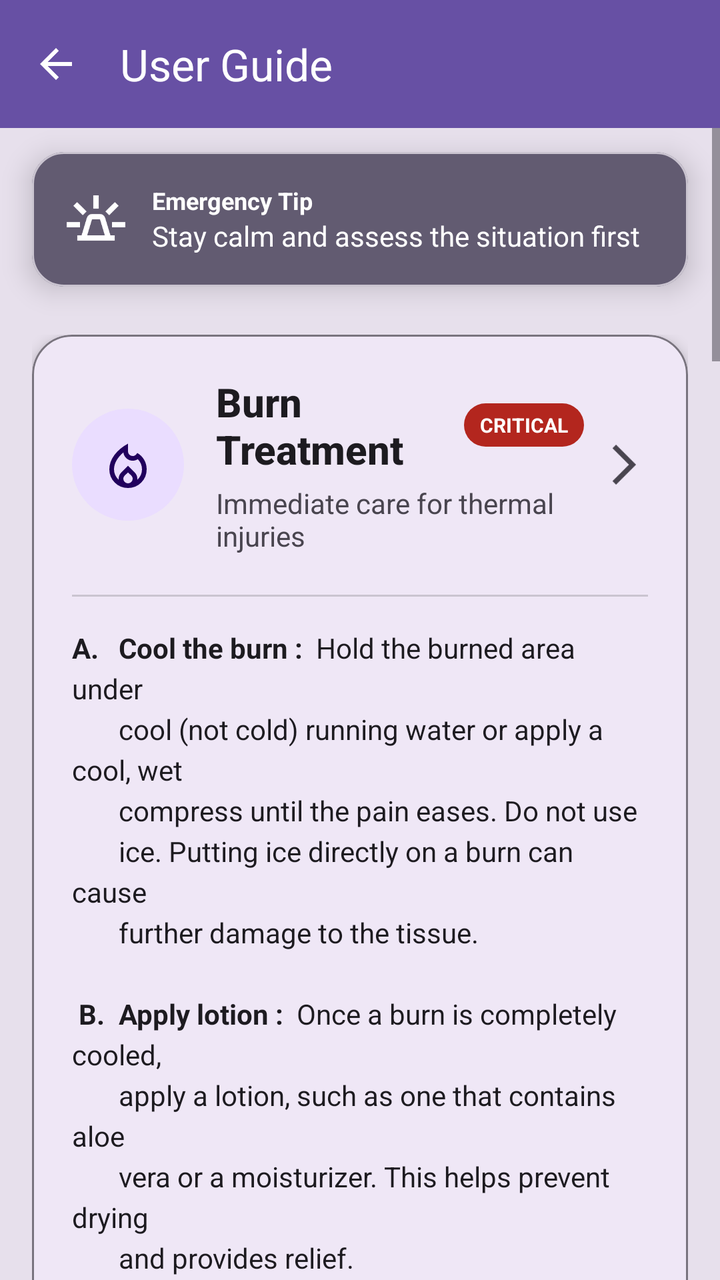
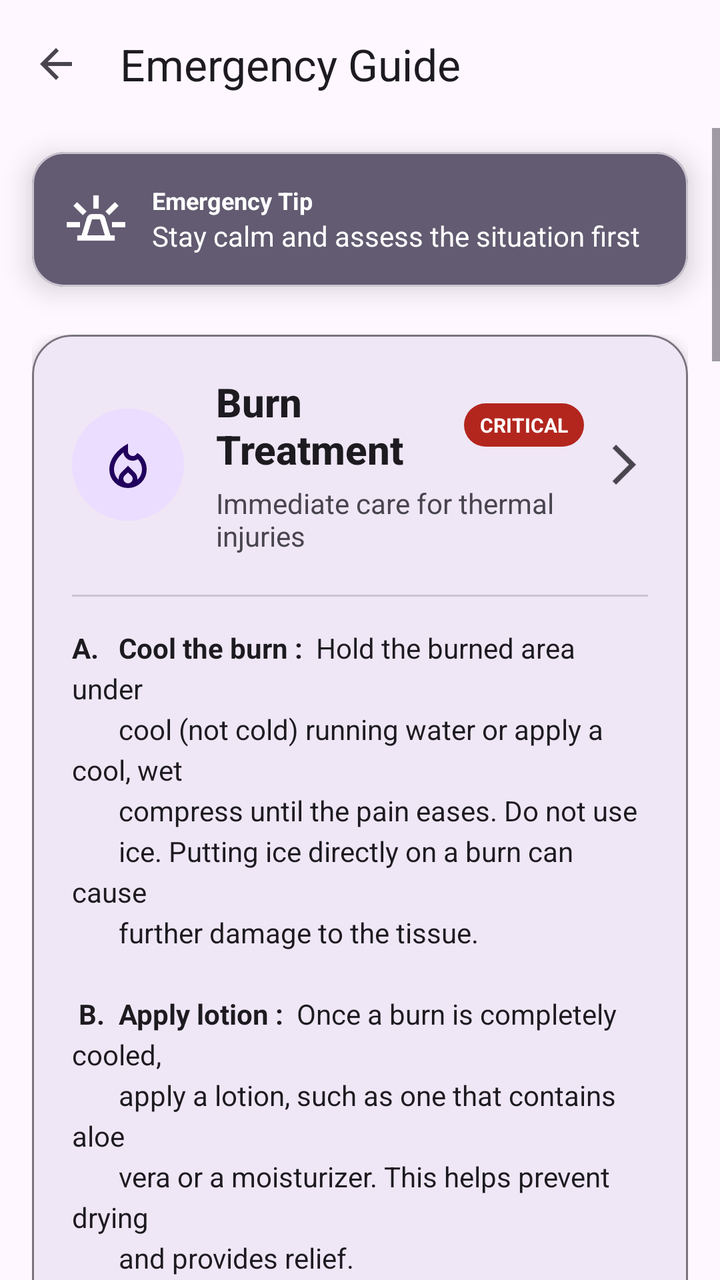

Two renders of the same Android screen: before a commit and after it. Below are the layout's source before the change and the commit's diff.
<!-- AndroidManifest.xml: application theme Theme.SOS -->
<!-- res/layout/activity_guide.xml -->
<?xml version="1.0" encoding="utf-8"?>
<androidx.constraintlayout.widget.ConstraintLayout
    xmlns:android="http://schemas.android.com/apk/res/android"
    xmlns:app="http://schemas.android.com/apk/res-auto"
    xmlns:tools="http://schemas.android.com/tools"
    android:layout_width="match_parent"
    android:layout_height="match_parent"
    tools:context=".Guide">

    
    <com.google.android.material.appbar.AppBarLayout
        android:id="@+id/appBarLayout"
        android:layout_width="match_parent"
        android:layout_height="wrap_content"
        android:elevation="4dp"
        app:elevation="4dp"
        app:layout_constraintEnd_toEndOf="parent"
        app:layout_constraintStart_toStartOf="parent"
        app:layout_constraintTop_toTopOf="parent">

        <com.google.android.material.appbar.MaterialToolbar
            android:id="@+id/toolbar"
            android:layout_width="match_parent"
            android:layout_height="?attr/actionBarSize"
            android:background="?attr/colorPrimary"
            app:navigationIcon="@drawable/arrow_back"
            app:navigationIconTint="?attr/colorOnPrimary"
            app:title="User Guide"
            app:titleTextColor="?attr/colorOnPrimary" />

    </com.google.android.material.appbar.AppBarLayout>

    <ScrollView
        android:layout_width="match_parent"
        android:layout_height="0dp"
        android:background="?attr/colorSurfaceVariant"
        android:fillViewport="true"
        app:layout_constraintEnd_toEndOf="parent"
        app:layout_constraintStart_toStartOf="parent"
        app:layout_constraintBottom_toBottomOf="parent"
        app:layout_constraintTop_toBottomOf="@+id/appBarLayout"
        >

        <LinearLayout
            android:layout_width="match_parent"
            android:layout_height="match_parent"
            android:orientation="vertical"
            android:paddingBottom="24dp">

            
            <com.google.android.material.card.MaterialCardView
                android:layout_width="match_parent"
                android:layout_height="wrap_content"
                android:layout_marginHorizontal="16dp"
                android:layout_marginTop="12dp"
                app:cardBackgroundColor="?attr/colorSecondary"
                app:cardCornerRadius="16dp"
                app:cardElevation="8dp">

                <LinearLayout
                    android:layout_width="match_parent"
                    android:layout_height="wrap_content"
                    android:gravity="center_vertical"
                    android:orientation="horizontal"
                    android:padding="16dp">

                    <ImageView
                        android:layout_width="32dp"
                        android:layout_height="32dp"
                        android:src="@drawable/emergency"
                        app:tint="?attr/colorOnSecondary" />

                    <LinearLayout
                        android:layout_width="0dp"
                        android:layout_height="wrap_content"
                        android:layout_marginStart="12dp"
                        android:layout_weight="1"
                        android:orientation="vertical">

                        <TextView
                            android:layout_width="wrap_content"
                            android:layout_height="wrap_content"
                            android:text="Emergency Tip"
                            android:textColor="?attr/colorOnSecondary"
                            android:textSize="12sp"
                            android:textStyle="bold" />

                        <TextView
                            android:layout_width="wrap_content"
                            android:layout_height="wrap_content"
                            android:text="Stay calm and assess the situation first"
                            android:textColor="?attr/colorOnSecondary"
                            android:textSize="14sp" />

                    </LinearLayout>

                </LinearLayout>

            </com.google.android.material.card.MaterialCardView>

            
            <LinearLayout
                android:layout_width="match_parent"
                android:layout_height="wrap_content"
                android:layout_marginTop="24dp"
                android:orientation="vertical"
                android:paddingHorizontal="16dp">

                
                <com.google.android.material.card.MaterialCardView
                    android:layout_width="match_parent"
                    android:layout_height="wrap_content"
                    android:layout_marginBottom="16dp"
                    app:cardBackgroundColor="?attr/colorSurface"
                    app:cardCornerRadius="20dp"
                    app:cardElevation="4dp"
                    app:strokeColor="?attr/colorOutline"
                    app:strokeWidth="1dp">

                    <LinearLayout
                        android:id="@+id/burnlay"
                        android:layout_width="match_parent"
                        android:layout_height="wrap_content"
                        android:background="?android:attr/selectableItemBackground"
                        android:clickable="true"
                        android:focusable="true"
                        android:orientation="vertical">

                        
                        <LinearLayout
                            android:layout_width="match_parent"
                            android:layout_height="wrap_content"
                            android:gravity="center_vertical"
                            android:orientation="horizontal"
                            android:padding="20dp">

                            <LinearLayout
                                android:layout_width="56dp"
                                android:layout_height="56dp"
                                android:background="@drawable/circle_background"
                                android:backgroundTint="?attr/colorPrimaryContainer"
                                android:gravity="center">

                                <ImageView
                                    android:layout_width="28dp"
                                    android:layout_height="28dp"
                                    android:src="@drawable/local_fire_department"
                                    app:tint="?attr/colorOnPrimaryContainer" />

                            </LinearLayout>

                            <LinearLayout
                                android:layout_width="0dp"
                                android:layout_height="wrap_content"
                                android:layout_marginStart="16dp"
                                android:layout_weight="1"
                                android:orientation="vertical">

                                <LinearLayout
                                    android:layout_width="match_parent"
                                    android:layout_height="wrap_content"
                                    android:gravity="center_vertical"
                                    android:orientation="horizontal">

                                    <TextView
                                        android:layout_width="0dp"
                                        android:layout_height="wrap_content"
                                        android:layout_weight="1"
                                        android:fontFamily="sans-serif-medium"
                                        android:text="Burn Treatment"
                                        android:textColor="?attr/colorOnSurface"
                                        android:textSize="20sp"
                                        android:textStyle="bold" />

                                    <LinearLayout
                                        android:layout_width="wrap_content"
                                        android:layout_height="wrap_content"
                                        android:background="@drawable/pill_background"
                                        android:backgroundTint="?attr/colorError"
                                        android:paddingHorizontal="8dp"
                                        android:paddingVertical="4dp">

                                        <TextView
                                            android:layout_width="wrap_content"
                                            android:layout_height="wrap_content"
                                            android:text="CRITICAL"
                                            android:textColor="?attr/colorOnError"
                                            android:textSize="10sp"
                                            android:textStyle="bold" />

                                    </LinearLayout>

                                </LinearLayout>

                                <TextView
                                    android:layout_width="match_parent"
                                    android:layout_height="wrap_content"
                                    android:layout_marginTop="4dp"
                                    android:text="Immediate care for thermal injuries"
                                    android:textColor="?attr/colorOnSurfaceVariant"
                                    android:textSize="14sp" />

                            </LinearLayout>

                            <ImageView
                                android:layout_width="24dp"
                                android:layout_height="24dp"
                                android:layout_marginStart="8dp"
                                android:src="@drawable/arrow_forward_ios"
                                app:tint="?attr/colorOnSurfaceVariant" />

                        </LinearLayout>

                        
                        <View
                            android:layout_width="match_parent"
                            android:layout_height="1dp"
                            android:layout_marginHorizontal="20dp"
                            android:background="?attr/colorOutlineVariant" />

                        <TextView
                            android:layout_width="match_parent"
                            android:layout_height="wrap_content"
                            android:layout_marginHorizontal="20dp"
                            android:layout_marginTop="16dp"
                            android:layout_marginBottom="20dp"
                            android:lineSpacingExtra="4dp"
                            android:text="@string/burn"
                            android:textColor="?attr/colorOnSurface"
                            android:textSize="14sp" />

                    </LinearLayout>

                </com.google.android.material.card.MaterialCardView>

                
                <com.google.android.material.card.MaterialCardView
                    android:layout_width="match_parent"
                    android:layout_height="wrap_content"
                    android:layout_marginBottom="16dp"
                    app:cardBackgroundColor="?attr/colorSurface"
                    app:cardCornerRadius="20dp"
                    app:cardElevation="4dp"
                    app:strokeColor="?attr/colorOutline"
                    app:strokeWidth="1dp">

                    <LinearLayout
                        android:id="@+id/layout2"
                        android:layout_width="match_parent"
                        android:layout_height="wrap_content"
                        android:background="?android:attr/selectableItemBackground"
                        android:clickable="true"
                        android:focusable="true"
                        android:orientation="vertical">

                        
                        <LinearLayout
                            android:layout_width="match_parent"
                            android:layout_height="wrap_content"
                            android:gravity="center_vertical"
                            android:orientation="horizontal"
                            android:padding="20dp">

                            <LinearLayout
                                android:layout_width="56dp"
                                android:layout_height="56dp"
                                android:background="@drawable/circle_background"
                                android:backgroundTint="?attr/colorTertiaryContainer"
                                android:gravity="center">

                                <ImageView
                                    android:layout_width="28dp"
                                    android:layout_height="28dp"
                                    android:src="@drawable/healing"
                                    app:tint="?attr/colorOnTertiaryContainer" />

                            </LinearLayout>

                            <LinearLayout
                                android:layout_width="0dp"
                                android:layout_height="wrap_content"
                                android:layout_marginStart="16dp"
                                android:layout_weight="1"
                                android:orientation="vertical">

                                <LinearLayout
                                    android:layout_width="match_parent"
                                    android:layout_height="wrap_content"
                                    android:gravity="center_vertical"
                                    android:orientation="horizontal">

                                    <TextView
                                        android:layout_width="0dp"
                                        android:layout_height="wrap_content"
                                        android:layout_weight="1"
                                        android:fontFamily="sans-serif-medium"
                                        android:text="Bone Fracture"
                                        android:textColor="?attr/colorOnSurface"
                                        android:textSize="20sp"
                                        android:textStyle="bold" />

                                    <LinearLayout
                                        android:layout_width="wrap_content"
                                        android:layout_height="wrap_content"
                                        android:background="@drawable/pill_background"
                                        android:backgroundTint="?attr/colorTertiary"
                                        android:paddingHorizontal="8dp"
                                        android:paddingVertical="4dp">

                                        <TextView
                                            android:layout_width="wrap_content"
                                            android:layout_height="wrap_content"
                                            android:text="URGENT"
                                            android:textColor="?attr/colorOnTertiary"
                                            android:textSize="10sp"
                                            android:textStyle="bold" />

                                    </LinearLayout>

                                </LinearLayout>

                                <TextView
                                    android:layout_width="match_parent"
                                    android:layout_height="wrap_content"
                                    android:layout_marginTop="4dp"
                                    android:text="Stabilize and immobilize broken bones"
                                    android:textColor="?attr/colorOnSurfaceVariant"
                                    android:textSize="14sp" />

                            </LinearLayout>

                            <ImageView
                                android:layout_width="24dp"
                                android:layout_height="24dp"
                                android:layout_marginStart="8dp"
                                android:src="@drawable/arrow_forward_ios"
                                app:tint="?attr/colorOnSurfaceVariant" />

                        </LinearLayout>

                        
                        <View
                            android:layout_width="match_parent"
                            android:layout_height="1dp"
                            android:layout_marginHorizontal="20dp"
                            android:background="?attr/colorOutlineVariant" />

                        <TextView
                            android:layout_width="match_parent"
                            android:layout_height="wrap_content"
                            android:layout_marginHorizontal="20dp"
                            android:layout_marginTop="16dp"
                            android:layout_marginBottom="20dp"
                            android:lineSpacingExtra="4dp"
                            android:text="@string/bone"
                            android:textColor="?attr/colorOnSurface"
                            android:textSize="14sp" />

                    </LinearLayout>

                </com.google.android.material.card.MaterialCardView>

                
                <com.google.android.material.card.MaterialCardView
                    android:layout_width="match_parent"
                    android:layout_height="wrap_content"
                    android:layout_marginBottom="16dp"
                    app:cardBackgroundColor="?attr/colorSurface"
                    app:cardCornerRadius="20dp"
                    app:cardElevation="4dp"
                    app:strokeColor="?attr/colorOutline"
                    app:strokeWidth="1dp">

                    <LinearLayout
                        android:id="@+id/layout3"
                        android:layout_width="match_parent"
                        android:layout_height="wrap_content"
                        android:background="?android:attr/selectableItemBackground"
                        android:clickable="true"
                        android:focusable="true"
                        android:orientation="vertical">

                        
                        <LinearLayout
                            android:layout_width="match_parent"
                            android:layout_height="wrap_content"
                            android:gravity="center_vertical"
                            android:orientation="horizontal"
                            android:padding="20dp">

                            <LinearLayout
                                android:layout_width="56dp"
                                android:layout_height="56dp"
                                android:background="@drawable/circle_background"
                                android:backgroundTint="?attr/colorErrorContainer"
                                android:gravity="center">

                                <ImageView
                                    android:layout_width="28dp"
                                    android:layout_height="28dp"
                                    android:src="@drawable/bloodtype"
                                    app:tint="?attr/colorOnErrorContainer" />

                            </LinearLayout>

                            <LinearLayout
                                android:layout_width="0dp"
                                android:layout_height="wrap_content"
                                android:layout_marginStart="16dp"
                                android:layout_weight="1"
                                android:orientation="vertical">

                                <LinearLayout
                                    android:layout_width="match_parent"
                                    android:layout_height="wrap_content"
                                    android:gravity="center_vertical"
                                    android:orientation="horizontal">

                                    <TextView
                                        android:layout_width="0dp"
                                        android:layout_height="wrap_content"
                                        android:layout_weight="1"
                                        android:fontFamily="sans-serif-medium"
                                        android:text="Severe Bleeding"
                                        android:textColor="?attr/colorOnSurface"
                                        android:textSize="20sp"
                                        android:textStyle="bold" />

                                    <LinearLayout
                                        android:layout_width="wrap_content"
                                        android:layout_height="wrap_content"
                                        android:background="@drawable/pill_background"
                                        android:backgroundTint="?attr/colorError"
                                        android:paddingHorizontal="8dp"
                                        android:paddingVertical="4dp">

                                        <TextView
                                            android:layout_width="wrap_content"
                                            android:layout_height="wrap_content"
                                            android:text="CRITICAL"
                                            android:textColor="?attr/colorOnError"
                                            android:textSize="10sp"
                                            android:textStyle="bold" />

                                    </LinearLayout>

                                </LinearLayout>

                                <TextView
                                    android:layout_width="match_parent"
                                    android:layout_height="wrap_content"
                                    android:layout_marginTop="4dp"
                                    android:text="Control external bleeding effectively"
                                    android:textColor="?attr/colorOnSurfaceVariant"
                                    android:textSize="14sp" />

                            </LinearLayout>

                            <ImageView
                                android:layout_width="24dp"
                                android:layout_height="24dp"
                                android:layout_marginStart="8dp"
                                android:src="@drawable/arrow_forward_ios"
                                app:tint="?attr/colorOnSurfaceVariant" />

                        </LinearLayout>

                        
                        <View
                            android:layout_width="match_parent"
                            android:layout_height="1dp"
                            android:layout_marginHorizontal="20dp"
                            android:background="?attr/colorOutlineVariant" />

                        <TextView
                            android:layout_width="match_parent"
                            android:layout_height="wrap_content"
                            android:layout_marginHorizontal="20dp"
                            android:layout_marginTop="16dp"
                            android:layout_marginBottom="20dp"
                            android:lineSpacingExtra="4dp"
                            android:text="@string/bleed"
                            android:textColor="?attr/colorOnSurface"
                            android:textSize="14sp" />

                    </LinearLayout>

                </com.google.android.material.card.MaterialCardView>

            </LinearLayout>

            
            <LinearLayout
                android:layout_width="match_parent"
                android:layout_height="wrap_content"
                android:layout_marginHorizontal="16dp"
                android:layout_marginTop="32dp"
                android:background="@drawable/rounded_background"
                android:backgroundTint="?attr/colorSurfaceContainer"
                android:orientation="vertical"
                android:padding="20dp">

                <LinearLayout
                    android:layout_width="match_parent"
                    android:layout_height="wrap_content"
                    android:gravity="center_vertical"
                    android:orientation="horizontal">

                    <ImageView
                        android:layout_width="24dp"
                        android:layout_height="24dp"
                        android:src="@drawable/ic_info"
                        app:tint="?attr/colorPrimary" />

                    <TextView
                        android:layout_width="0dp"
                        android:layout_height="wrap_content"
                        android:layout_marginStart="12dp"
                        android:layout_weight="1"
                        android:lineSpacingExtra="2dp"
                        android:text="Remember: These guides are for immediate assistance only. Always seek professional medical help when available."
                        android:textColor="?attr/colorOnSurfaceVariant"
                        android:textSize="12sp" />

                </LinearLayout>

            </LinearLayout>

        </LinearLayout>

    </ScrollView>

</androidx.constraintlayout.widget.ConstraintLayout>
<!-- resources referenced by this layout -->
<resources>
  <!-- drawable circle_background (drawable) -->
  <?xml version="1.0" encoding="utf-8"?>
  <shape xmlns:android="http://schemas.android.com/apk/res/android"
      android:shape="oval">
  
      
      <solid android:color="?attr/colorPrimary" />
  </shape>
  <string name="bleed">
          <b>First Aid</b>\n\n
          <b>A.</b> \t\t Lie the person down. If a limb is injured,
              raise \n\t\t\t\t the injured area above the level of the person’s.\n\n
          <b>B.</b> \t\t Get the person to apply direct pressure to
              the \n\t\t\t\t wound with their hand or hands to stem the \n\t\t\t\t
              blood flow.If the person can’t do it, apply direct \n\t\t\t\t
              pressure yourself.\n\n
          <b>C.</b> \t\t If an object is embedded in the wound, do not \n\t\t\t\t remove it.
              Apply pressure around the object.\n\n
          <b>D.</b> \t\t If blood saturates the initial dressing, do not \n\t\t\t\t remove it.
              Add fresh padding over the top and \n\t\t\t\t secure with a
              bandage.\n
      </string>
  <string name="bone">
          <b>First aid</b>\n\n
          <b>A.</b> \t\t Keep the person still do not move them unless \n\t\t\t\t there is
              an immediate danger, especially if you \n\t\t\t\t suspect fracture
              of the skull, spine, ribs, pelvis \n\t\t\t\t or upper leg.\n\n
          <b>B.</b> \t\t Attend to any bleeding wounds first. Stop the \n\t\t\t\t bleeding
              by pressing firmly on the site with a \n\t\t\t\t clean dressing.
              If a bone is protruding, apply \n\t\t\t\t pressure around the edges
              of the wound.\n\n
          <b>C.</b> \t\t For a limb fracture, provide support and \n\t\t\t\t comfort such
              as a pillow under the lower leg or \n\t\t\t\t forearm. However,
              do not cause further pain or \n\t\t\t\t unnecessary movement of
              the broken bone.\n\n
          <b>D.</b> \t\t Apply a splint to support the limb. Splints do \n\t\t\t\t not
              have to be professionally manufactured. \n\t\t\t\t Items like
              wooden boards and folded \n\t\t\t\t magazines can work for some
              fractures. You \n\t\t\t\t should immobilise the limb above and
              below \n\t\t\t\t the fracture.\n\n
          <b>E.</b> \t\t Stop the person from eating or drinking \n\t\t\t\t anything
              until they are seen by a health care \n\t\t\t\t professional in
              case they need surgery.\n
      </string>
  <string name="burn">
          <b>A. \t Cool the burn : </b>
          Hold the burned area under \n\t\t\t cool (not cold) running water
          or apply a cool, wet \n\t\t\t compress until the pain eases.
          Do not use \n\t\t\t ice. Putting ice directly on a burn can
          cause \n\t\t\t further damage to the tissue.\n\n
          <b>B. \t Apply lotion : </b>
          Once a burn is completely cooled, \n\t\t\t apply a lotion,
          such as one that contains aloe \n\t\t\t vera or a moisturizer.
          This helps prevent drying \n\t\t\t and provides relief.\n\n
          <b>C. \t Bandage the burn : </b>
          Cover the burn with a sterile \n\t\t\t gauze bandage (not
          fluffy cotton).Wrap it \n\t\t\t loosely to avoid putting pressure on
          burned \n\t\t\t skin.Bandaging keeps air off the area, reduces \n\t\t\t
          pain and protects blistered skin.\n\n
          <b>D. \t Take a pain reliever : </b>
          Over-the-counter \n\t\t\t medications, such as ibuprofen
          (Advil, Motrin IB, \n\t\t\t others), naproxen sodium (Aleve)
          or \n\t\t\t acetaminophen (Tylenol, others), can help relieve \n\t\t\t pain.\n
      </string>
  <style name="Theme.SOS" parent="Base.Theme.SOS" />
  <color name="colorPrimary">#E53E3E</color>
  <style name="Base.Theme.SOS" parent="Theme.Material3.Light.NoActionBar">
          
          
  
  
  
  
  
      </style>
  <!-- unchanged entries left out for length: 9 -->
</resources>

<!-- the commit's change to res/layout/activity_guide.xml (unified diff, before → after) -->
@@ -3,6 +3,7 @@
     xmlns:android="http://schemas.android.com/apk/res/android"
     xmlns:app="http://schemas.android.com/apk/res-auto"
     xmlns:tools="http://schemas.android.com/tools"
+    android:id="@+id/main"
     android:layout_width="match_parent"
     android:layout_height="match_parent"
     tools:context=".Guide">
@@ -22,18 +23,14 @@
             android:id="@+id/toolbar"
             android:layout_width="match_parent"
             android:layout_height="?attr/actionBarSize"
-            android:background="?attr/colorPrimary"
             app:navigationIcon="@drawable/arrow_back"
-            app:navigationIconTint="?attr/colorOnPrimary"
-            app:title="User Guide"
-            app:titleTextColor="?attr/colorOnPrimary" />
+            app:title="Emergency Guide" />
 
     </com.google.android.material.appbar.AppBarLayout>
 
     <ScrollView
         android:layout_width="match_parent"
         android:layout_height="0dp"
-        android:background="?attr/colorSurfaceVariant"
         android:fillViewport="true"
         app:layout_constraintEnd_toEndOf="parent"
         app:layout_constraintStart_toStartOf="parent"
